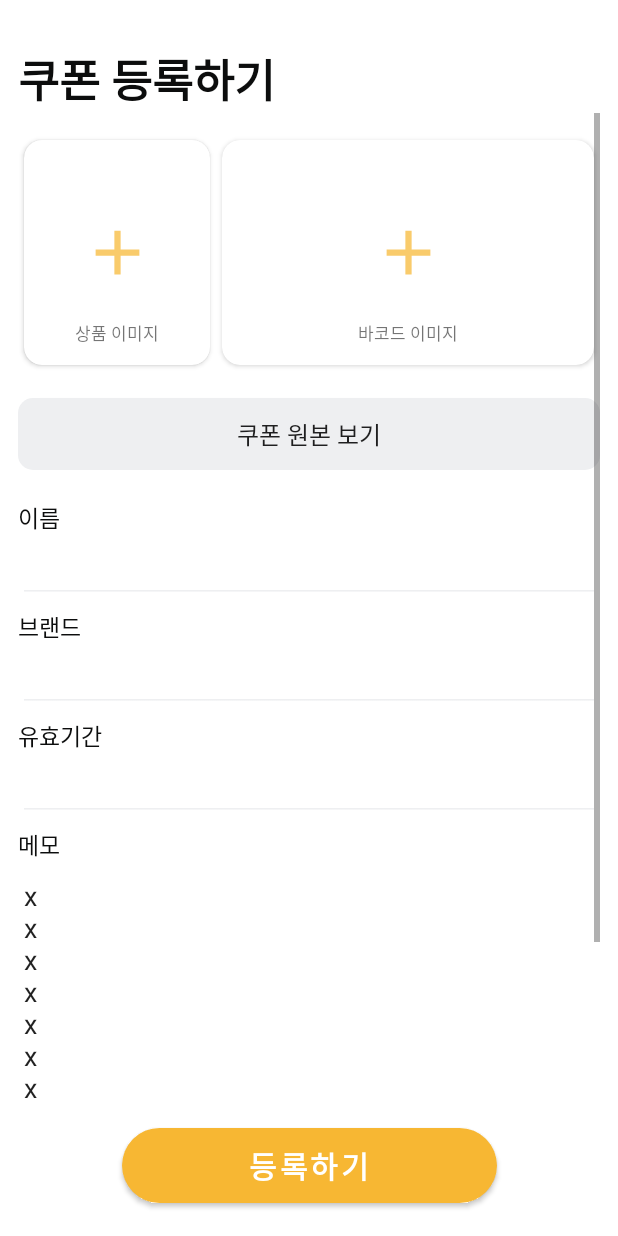
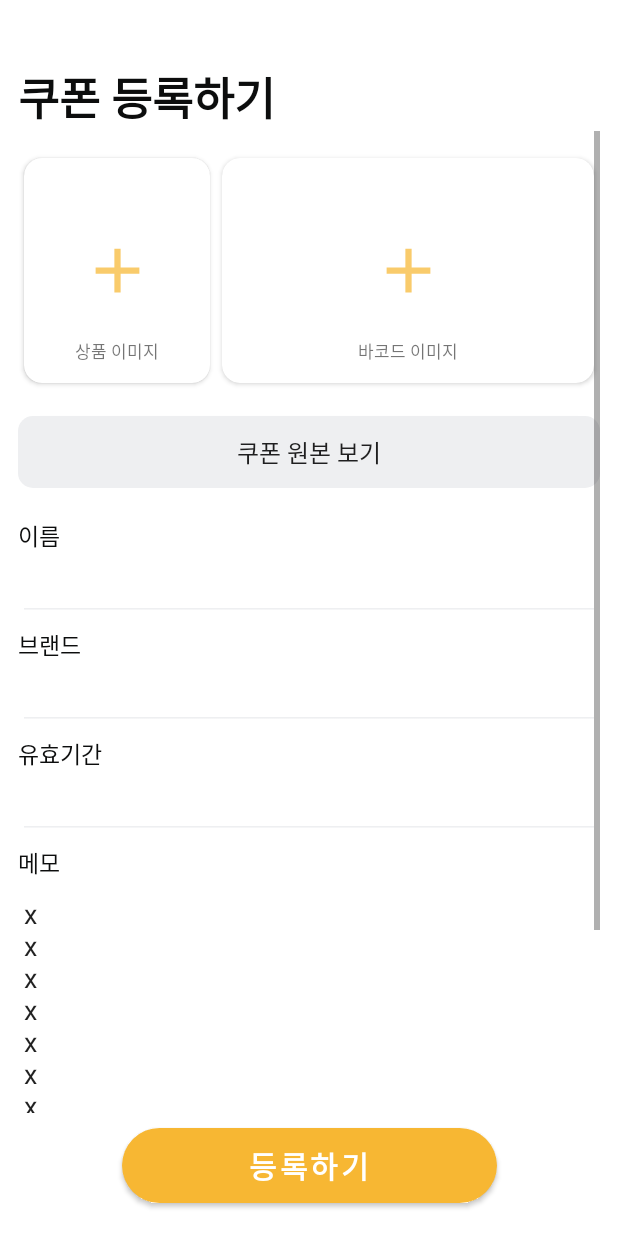
Before and after one commit to bo-gyeong/POPCON, an Android app: the AddFragment screen opened through its navigation route, on a phone screen of 412 x 824 dp. Run offline under Robolectric (Android 15) with nearby library versions, the phone set to English and light mode, and no system bars; our stand-ins replace navigation-ui; libraries missing offline, so code that uses them is left out: com.kakao.sdk, com.navercorp.nid; pictures from the network do not load; 2 statements that could not run were skipped.

Commit message:
@jjjjyj4870 add구현 중

```diff
--- a/android/POPCON/app/src/main/res/layout/fragment_add.xml
+++ b/android/POPCON/app/src/main/res/layout/fragment_add.xml
@@ -3,16 +3,14 @@
     xmlns:app="http://schemas.android.com/apk/res-auto"
     android:layout_width="match_parent"
     android:layout_height="match_parent"
-    android:layout_marginTop="30dp"
-    android:layout_marginStart="12dp"
-    android:layout_marginEnd="12dp"
-    android:layout_marginBottom="12dp"
+    android:layout_margin="12dp"
     android:fitsSystemWindows="true">
 
     <TextView
         android:id="@+id/tv_regi_coupon"
         android:layout_width="wrap_content"
         android:layout_height="wrap_content"
+        android:layout_marginTop="30dp"
         android:text="@string/regi_coupon"
         android:textColor="@color/popcon_black_03"
         android:textSize="30sp"
@@ -81,6 +79,7 @@
                                     app:layout_constraintRight_toRightOf="parent"/>
 
                                 <ImageView
+                                    android:id="@+id/iv_coupon_img_plus"
                                     android:layout_width="50dp"
                                     android:layout_height="50dp"
                                     android:scaleType="centerCrop"
@@ -135,6 +134,7 @@
                                     app:layout_constraintRight_toRightOf="parent"/>
 
                                 <ImageView
+                                    android:id="@+id/iv_barcode_img_plus"
                                     android:layout_width="50dp"
                                     android:layout_height="50dp"
                                     android:scaleType="centerCrop"
```
Also changed, not shown: android/POPCON/app/src/main/java/com/ssafy/popcon/ui/add/AddFragment.kt (+52 -1 lines).
